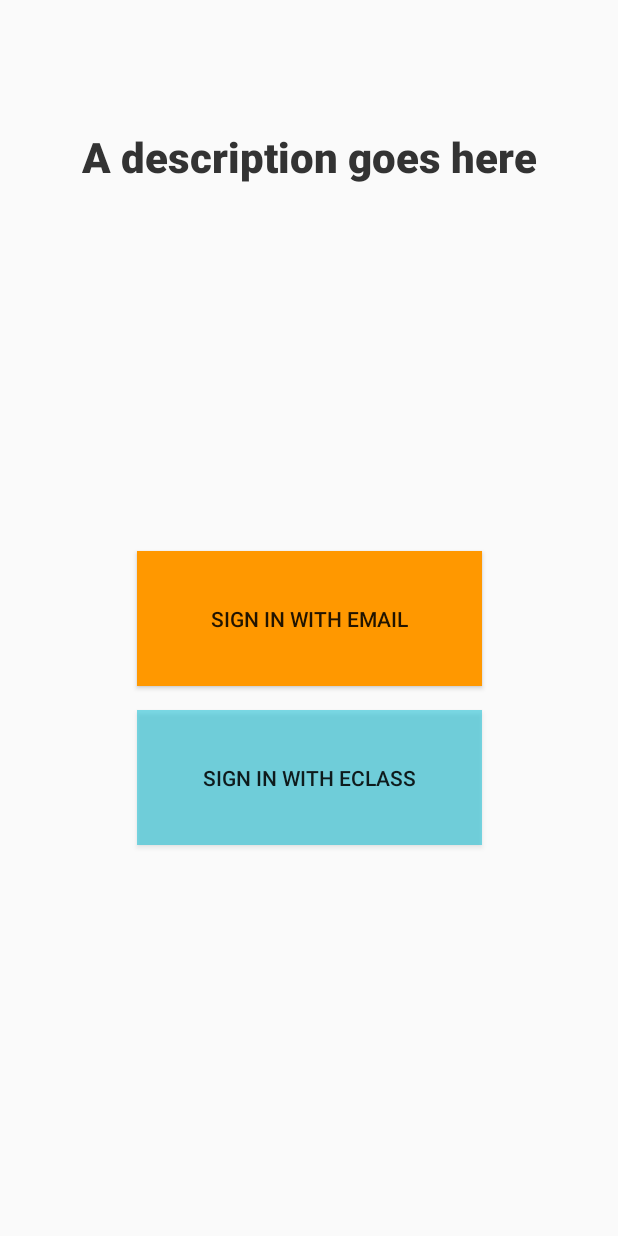
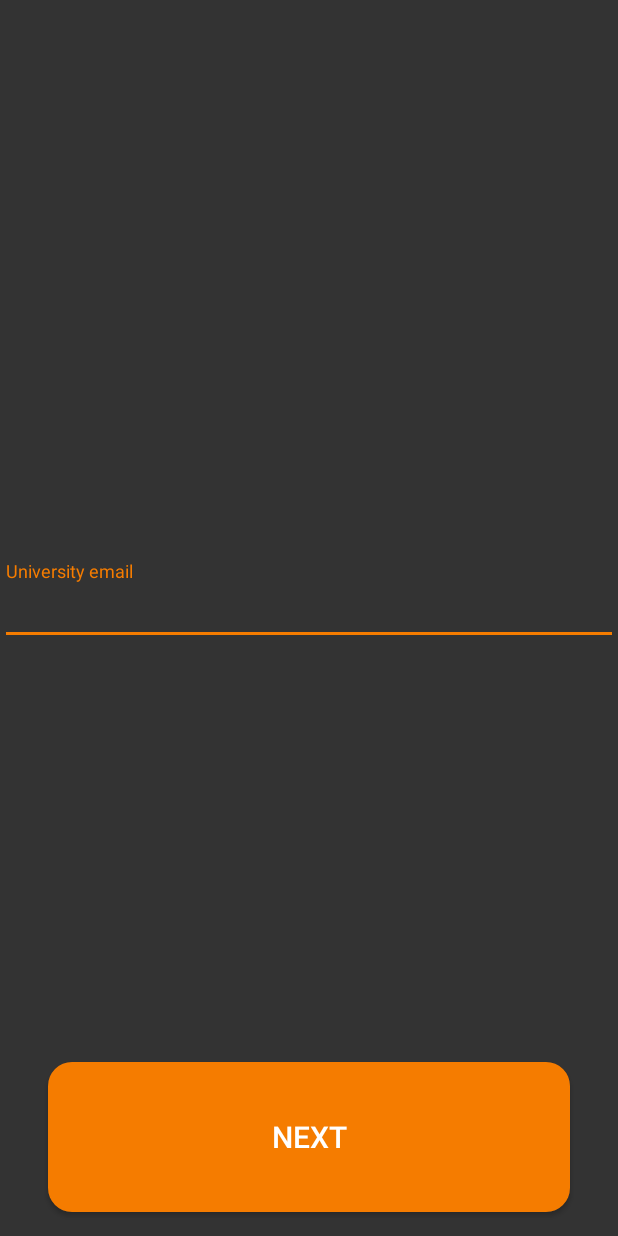
Before and after one commit to Nikoloutsos/uniPoll_Android, an Android app: the LoginActivity screen opened directly, with no data from a screen before it, after a tap on "SIGN IN WITH EMAIL", on a phone screen of 412 x 824 dp. Run offline under Robolectric (Android 15) with nearby library versions, the phone set to English and light mode, and no system bars.

Commit message:
Eclass integration api and viewmodel loginEclass

```diff
--- a/app/build.gradle
+++ b/app/build.gradle
@@ -40,5 +40,7 @@ dependencies {
     def retrofit_version = "2.7.2"
     implementation "com.squareup.retrofit2:retrofit:$retrofit_version"
 
+    implementation 'com.android.support:design:28.1.0'
+
 
 }
--- a/app/src/main/AndroidManifest.xml
+++ b/app/src/main/AndroidManifest.xml
@@ -1,6 +1,7 @@
 <?xml version="1.0" encoding="utf-8"?>
 <manifest xmlns:android="http://schemas.android.com/apk/res/android"
     package="com.androiddreamer.unipoll">
+    <uses-permission android:name="android.permission.INTERNET" />
 
     <application
         android:allowBackup="true"
--- a/app/src/main/java/com/androiddreamer/unipoll/activity/EmailLoginActivity.java
+++ b/app/src/main/java/com/androiddreamer/unipoll/activity/EmailLoginActivity.java
@@ -1,16 +1,18 @@
 package com.androiddreamer.unipoll.activity;
 
-import androidx.appcompat.app.AppCompatActivity;
+        import androidx.appcompat.app.AppCompatActivity;
 
-import android.os.Bundle;
+        import android.os.Bundle;
 
-import com.androiddreamer.unipoll.R;
+        import com.androiddreamer.unipoll.R;
 
 public class EmailLoginActivity extends AppCompatActivity {
 
     @Override
     protected void onCreate(Bundle savedInstanceState) {
+
         super.onCreate(savedInstanceState);
+        setTheme(R.style.AppThemeLogInEmail);
         setContentView(R.layout.activity_email_login);
     }
 }
--- a/app/src/main/java/com/androiddreamer/unipoll/activity/LoginActivity.java
+++ b/app/src/main/java/com/androiddreamer/unipoll/activity/LoginActivity.java
@@ -22,11 +22,11 @@ public class LoginActivity extends AppCompatActivity {
         //Enable data binding
         binding = DataBindingUtil.setContentView(this, R.layout.activity_login);
 
-//        Initialize viewModel
+        //Initialize viewModel
         viewModel = ViewModelProviders.of(this).get(LoginViewModel.class);
-        viewModel.setContext(this);
-        viewModel.setBinding(binding);
-        viewModel.setHandler();
+        viewModel.bindActivity(this, binding);
+
+        //Observe livedata
 
     }
 }
--- a/app/src/main/java/com/androiddreamer/unipoll/viewModel/LoginViewModel.java
+++ b/app/src/main/java/com/androiddreamer/unipoll/viewModel/LoginViewModel.java
@@ -8,6 +8,7 @@ import androidx.lifecycle.ViewModel;
 
 import com.androiddreamer.unipoll.R;
 import com.androiddreamer.unipoll.activity.EclassLogInActivity;
+import com.androiddreamer.unipoll.activity.EmailLoginActivity;
 import com.androiddreamer.unipoll.databinding.ActivityLoginBinding;
 
 public class LoginViewModel extends ViewModel {
@@ -15,23 +16,28 @@ public class LoginViewModel extends ViewModel {
     private ActivityLoginBinding binding;
     private Context context;
 
+    // Livedata
 
-    //Sets the binding for the
-    public void setBinding(ActivityLoginBinding binding){
+
+    public void bindActivity(Context context, ActivityLoginBinding binding){
+        this.context = context;
         this.binding = binding;
+        binding.setHandler(new Handler(context));
     }
 
-    public void initializeLiveData(){
+
+    private void initializeLiveData(){
 
     }
 
-    public void setHandler(){
-        binding.setHandler(new Handler(context));
-    }
 
-    public void setContext(Context context){
-        this.context = context;
-    }
+
+
+
+
+
+
+
 
 
     //Responsible for setting functionality in Views
@@ -50,6 +56,7 @@ public class LoginViewModel extends ViewModel {
 
                 case R.id.login_with_email:
                     Log.d("aabb", "onEventHappened: login with email");
+                    context.startActivity(new Intent(context, EmailLoginActivity.class));
 
                     break;
                 default:
--- /dev/null
+++ b/app/src/main/res/drawable/roundedshape.xml
@@ -0,0 +1,9 @@
+<?xml version="1.0" encoding="utf-8"?>
+<shape xmlns:android="http://schemas.android.com/apk/res/android"
+    android:shape="rectangle">
+    <solid android:color="#F57C00" />
+    <corners android:bottomRightRadius="16dp"
+        android:bottomLeftRadius="16dp"
+        android:topRightRadius="16dp"
+        android:topLeftRadius="16dp"/>
+</shape>
--- a/app/src/main/res/layout/activity_email_login.xml
+++ b/app/src/main/res/layout/activity_email_login.xml
@@ -4,6 +4,50 @@
     xmlns:tools="http://schemas.android.com/tools"
     android:layout_width="match_parent"
     android:layout_height="match_parent"
-    tools:context=".activity.EmailLoginActivity">
+    tools:context=".activity.EmailLoginActivity"
+    android:background="#333333">
+
+
+    <com.google.android.material.textfield.TextInputLayout
+        android:id="@+id/textInputLayout"
+        android:layout_width="match_parent"
+        android:layout_height="wrap_content"
+        app:errorEnabled="true"
+        app:layout_constraintBottom_toBottomOf="parent"
+        app:layout_constraintEnd_toEndOf="parent"
+        app:layout_constraintStart_toStartOf="parent"
+        app:layout_constraintTop_toTopOf="parent"
+        android:textColorHint="#ffffff"
+        app:boxBackgroundColor="#388E3C"
+        app:layout_constraintCircleRadius="8dp"
+        >
+
+
+        <com.google.android.material.textfield.TextInputEditText
+            android:id="@+id/emailTextInputEditText"
+            android:layout_width="match_parent"
+            android:layout_height="wrap_content"
+            android:hint="University email"
+            android:inputType="textEmailAddress" />
+
+
+    </com.google.android.material.textfield.TextInputLayout>
+
+
+    <Button
+        android:layout_width="match_parent"
+        android:layout_height="100dp"
+        android:background="@drawable/roundedshape"
+        android:text="NEXT"
+        android:layout_marginLeft="32dp"
+        android:layout_marginRight="32dp"
+        android:layout_marginBottom="16dp"
+        app:layout_constraintBottom_toBottomOf="parent"
+        app:layout_constraintEnd_toEndOf="parent"
+        app:layout_constraintStart_toStartOf="parent"
+        android:textColor="#ffffff"
+        android:textSize="20sp"/>
+
+
 
 </androidx.constraintlayout.widget.ConstraintLayout>
--- a/app/src/main/res/layout/activity_login.xml
+++ b/app/src/main/res/layout/activity_login.xml
@@ -12,7 +12,8 @@
     <androidx.constraintlayout.widget.ConstraintLayout
         android:layout_width="match_parent"
         android:layout_height="match_parent"
-        tools:context=".activity.LoginActivity">
+        tools:context=".activity.LoginActivity"
+        android:background="#333333">
 
         <TextView
             android:layout_width="wrap_content"
@@ -24,7 +25,7 @@
             app:layout_constraintStart_toStartOf="parent"
             app:layout_constraintTop_toTopOf="parent"
             app:layout_constraintVertical_bias="0.25999998"
-            android:textColor="#333333"
+            android:textColor="#ffffff"
             android:fontFamily="sans-serif-black"/>
 
         <Button
--- a/app/src/main/res/values/styles.xml
+++ b/app/src/main/res/values/styles.xml
@@ -15,4 +15,19 @@
         <item name="colorAccent">@color/colorAccent</item>
     </style>
 
+
+
+
+
+    <!-- Theme for loginEmail -->
+    <style name="AppThemeLogInEmail" parent="Theme.AppCompat.Light.NoActionBar">
+        <item name="colorPrimary">@color/colorPrimary</item>
+        <item name="colorPrimaryDark">@color/colorPrimaryDark</item>
+        <item name="colorAccent">#F57C00</item>
+    </style>
+
+
+
+
+
 </resources>
```
Also changed, not shown: app/src/main/java/com/androiddreamer/unipoll/activity/EclassLogInActivity.java (+40 -1 lines), app/src/main/java/com/androiddreamer/unipoll/network/API.java (+2 -13 lines), app/src/main/java/com/androiddreamer/unipoll/network/RetrofitConfig.java (+12 -3 lines), app/src/main/java/com/androiddreamer/unipoll/util/UDHelper.java (added, +68 -0 lines), app/src/main/java/com/androiddreamer/unipoll/viewModel/EclassLoginViewModel.java (added, +115 -0 lines), app/src/main/res/layout/activity_eclass_log_in.xml (+16 -6 lines).
